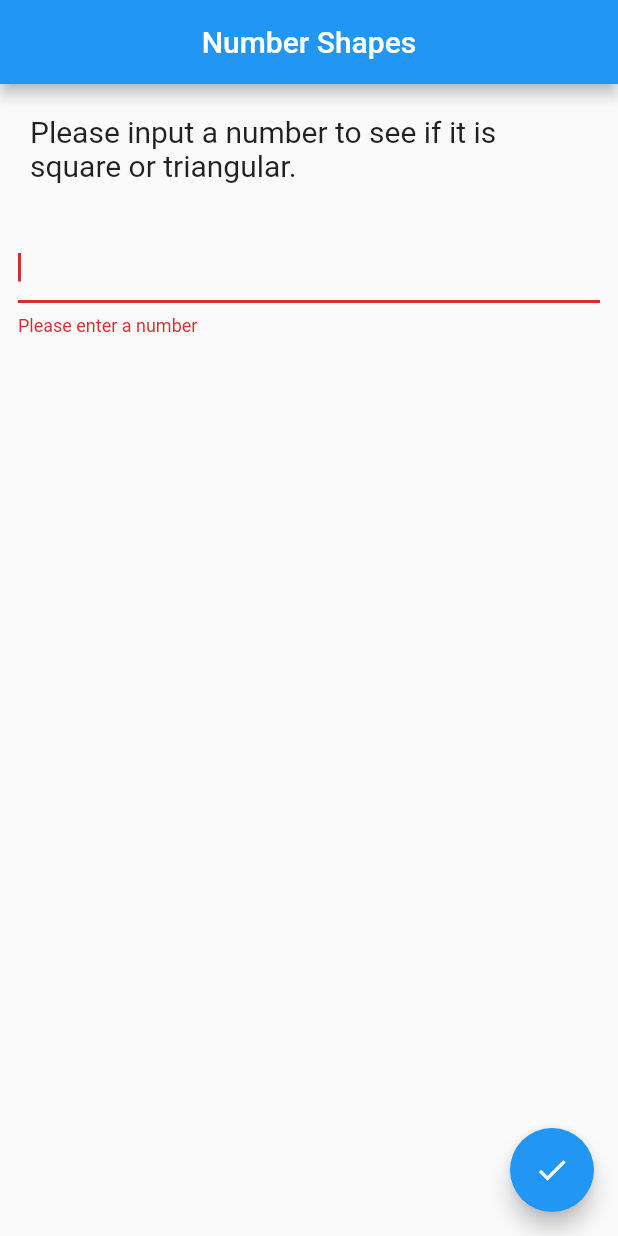
After one commit to PetruAlin/Flutter_Course_Tomescu_Petru, a Flutter app: the NumberShapes screen opened directly, after a tap on the "check" icon, on a phone screen of 412 x 824 dp. The commit adds this screen. Run offline on Flutter 3.47's test engine with Material 2 defaults, Android fonts, the phone set to English and light mode, and no system bars.

Commit message:
Added Homework number 2

```diff
--- a/week2/luckyNumber/lib/main.dart
+++ b/week2/luckyNumber/lib/main.dart
@@ -37,7 +37,7 @@ class _GuessNumberState extends State<GuessNumber> {
   String guessButton = 'Guess';
   int secretNumber = -1;
 
-  void dialogbox(int guess) {
+  void _dialogbox(int guess) {
     showDialog(
         context: context,
         builder: (BuildContext context) {
@@ -158,7 +158,7 @@ class _GuessNumberState extends State<GuessNumber> {
                                       resultText =
                                       'You tried $guess\n You guessed right.';
                                       //enable = false;
-                                      dialogbox(guess);
+                                      _dialogbox(guess);
                                     }
                                   }
                                 }
--- /dev/null
+++ b/week2/number_shape/analysis_options.yaml
@@ -0,0 +1,5 @@
+include: package:flutter_lints/flutter.yaml
+
+linter:
+
+  rules:
--- /dev/null
+++ b/week2/number_shape/lib/main.dart
@@ -0,0 +1,132 @@
+import 'package:flutter/material.dart';
+
+void main() {
+  runApp(const MyApp());
+}
+
+class MyApp extends StatelessWidget {
+  const MyApp({Key? key}) : super(key: key);
+
+  @override
+  Widget build(BuildContext context) {
+    return MaterialApp(
+      title: 'Flutter Demo',
+      home: const NumberShapes(),
+    );
+  }
+}
+
+class NumberShapes extends StatefulWidget {
+  const NumberShapes({Key? key}) : super(key: key);
+
+  @override
+  State<NumberShapes> createState() => _NumberShapesState();
+}
+
+class _NumberShapesState extends State<NumberShapes> {
+  final TextEditingController controller = TextEditingController();
+  final FocusNode node = FocusNode();
+  String? error;
+
+  void _dialogbox(int number, String dialogText) {
+    showDialog(
+        context: context,
+        builder: (BuildContext context) {
+          return AlertDialog(
+            title: Text('$number'),
+            content: Text(dialogText),
+          );
+        }
+    );
+  }
+
+  bool _checkSquare(int number) {
+    int i = 0;
+    bool result = false;
+    while (i * i <= number) {
+      if (i * i == number) {
+        result = true;
+      }
+      i = i + 1;
+    }
+    return result;
+  }
+
+  bool _checkTriangle(int number) {
+    int i = 0;
+    bool result = false;
+    while (i * i * i <= number) {
+      if (i * i * i == number) {
+        result = true;
+      }
+      i = i + 1;
+    }
+    return result;
+  }
+
+
+  @override
+  Widget build(BuildContext context) {
+    return Scaffold(
+      appBar: AppBar(
+        title: const Text("Number Shapes"),
+        centerTitle: true,
+      ),
+      body: Column(
+        children: [
+          const Padding(
+            padding: EdgeInsets.fromLTRB(20, 20, 40, 20),
+            child: Text(
+              'Please input a number to see if it is square or triangular.',
+              style: TextStyle(fontSize: 20),
+            ),
+          ),
+          Container(
+            margin: const EdgeInsetsDirectional.all(12.0),
+            child: TextField(
+              enabled: true,
+              controller: controller,
+              focusNode: node,
+              keyboardType: TextInputType.number,
+              decoration: InputDecoration(
+                errorText: error,
+              ),
+            ),
+          )
+        ],
+      ),
+      floatingActionButton: FloatingActionButton(
+        onPressed: () {
+          FocusScope.of(context).requestFocus(node);
+          final String value = controller.text;
+          final int? number = int.tryParse(value);
+          if (number == null) {
+            setState(() {
+              error = "Please enter a number";
+              controller.clear();
+            });
+          } else {
+            error = null;
+            String dialogText = '';
+            controller.clear();
+            if (_checkSquare(number)) {
+              if (_checkTriangle(number)) {
+                dialogText = "Number $number is both SQUARE and TRIANGULAR.";
+              } else {
+                dialogText = "Number $number is SQUARE.";
+              }
+            } else {
+              if (_checkTriangle(number)) {
+                dialogText = "Number $number is TRIANGULAR.";
+              } else {
+                dialogText = "Number $number is neither TRIANGULAR or SQUARE.";
+              }
+            }
+            _dialogbox(number, dialogText);
+          }
+        },
+        child: const Icon(Icons.check),
+      ),
+    );
+  }
+}
```
Also changed, not shown: week2/number_shape/pubspec.yaml (added, +31 -0 lines), week2/number_shape/pubspec.lock (added), 61 other files.
